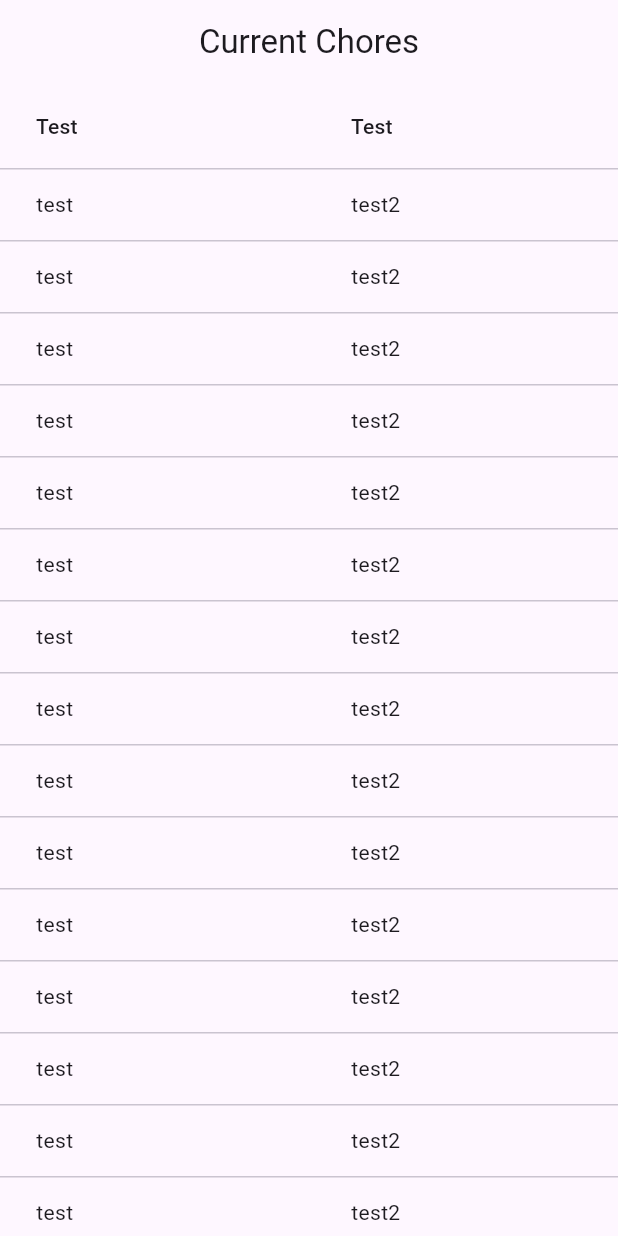
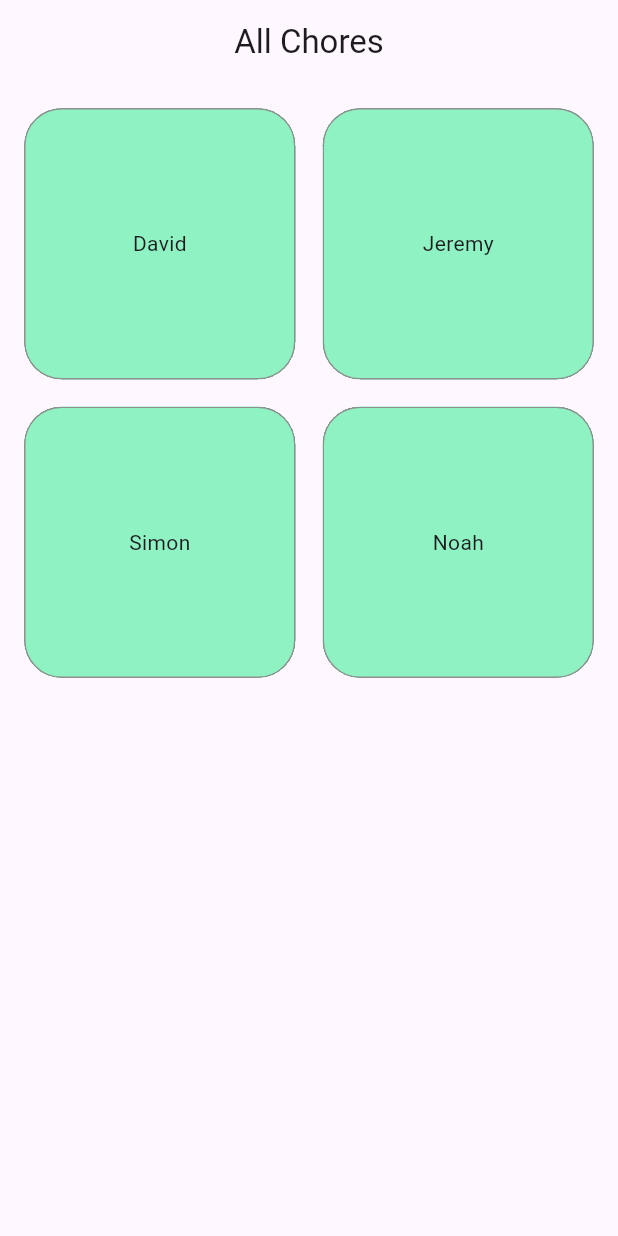
Before and after one commit to jerrydix/chores, a Flutter app: the screen it shows after launch, on a phone screen of 412 x 824 dp. Run offline on Flutter 3.47's test engine with Material 2 defaults, Android fonts, the phone set to English and light mode, and no system bars; drawn by our look-alikes of data_table_2.

Commit message:
added new pages, experimented with cards

```diff
--- /dev/null
+++ b/lib/current_chores.dart
@@ -0,0 +1,72 @@
+import 'package:flutter/material.dart';
+import 'package:data_table_2/data_table_2.dart';
+
+class CurrentPage extends StatefulWidget {
+  const CurrentPage({super.key, required this.title});
+
+  final String title;
+
+  @override
+  State<CurrentPage> createState() => _CurrentPageState();
+}
+
+class _CurrentPageState extends State<CurrentPage> {
+  int _counter = 0;
+
+  void _incrementCounter() {
+    setState(() {
+      _counter++;
+    });
+  }
+
+  Color buttonColor = Colors.greenAccent.withOpacity(0.75);
+
+  Card _createCard(String name) {
+    return Card(
+      elevation: 0,
+      clipBehavior: Clip.hardEdge,
+      shape: const RoundedRectangleBorder(
+        side: BorderSide(
+          color: Color.fromARGB(255, 143, 143, 143),
+        ),
+        borderRadius: BorderRadius.all(Radius.circular(25)),
+      ),
+      color: buttonColor,
+      child: InkWell(
+        splashColor: Colors.grey.withAlpha(30),
+        onTap: () {
+          debugPrint('Card tapped.');
+        },
+        child: SizedBox(
+          width: 150,
+          height: 300,
+          child: Center(child: Text(name)),
+        ),
+      ),
+    );
+  }
+
+  @override
+  Widget build(BuildContext context) {
+    return Scaffold(
+        appBar: AppBar(
+          title: Text(widget.title),
+          centerTitle: true,
+        ),
+        body: Center(
+          child: GridView.count(
+            primary: false,
+            padding: const EdgeInsets.all(12),
+            crossAxisSpacing: 10,
+            mainAxisSpacing: 10,
+            crossAxisCount: 2,
+            children: <Widget>[
+              _createCard('David'),
+              _createCard('Jeremy'),
+              _createCard('Simon'),
+              _createCard('Noah')
+            ],
+          ),
+        ));
+  }
+}
--- a/lib/main.dart
+++ b/lib/main.dart
@@ -1,6 +1,7 @@
 import 'package:flutter/material.dart';
 import 'package:data_table_2/data_table_2.dart';
 import 'login.dart';
+import 'current_chores.dart';
 
 void main() {
   runApp(const MyApp());
@@ -17,7 +18,7 @@ class MyApp extends StatelessWidget {
         primarySwatch: Colors.blue,
         useMaterial3: true,
       ),
-      home: const HomePage(title: 'Current Chores'),
+      home: const CurrentPage(title: 'All Chores'),
     );
   }
 }
@@ -42,19 +43,24 @@ class _HomePageState extends State<HomePage> {
 
   List<DataColumn2> _generateColumns() {
     List<DataColumn2> columns = [];
-    for (int i = 0; i < 2; i++) {
-      columns.add(const DataColumn2(label: Text('Test')));
-    }
+    columns.add(const DataColumn2(label: Text('David')));
+    columns.add(const DataColumn2(label: Text('Jeremy')));
+    columns.add(const DataColumn2(label: Text('Simon')));
+    columns.add(const DataColumn2(label: Text('Noah')));
     return columns;
   }
 
   List<DataRow2> _generateRows() {
-    List<DataRow2> columns = [];
-    for (int i = 0; i < 100; i++) {
-      columns.add(const DataRow2(
-          cells: [DataCell(Text('test')), DataCell(Text('test2'))]));
+    List<DataRow2> rows = [];
+    for (int i = 0; i < 50; i++) {
+      rows.add(const DataRow2(cells: [
+        DataCell(Text('Müllmeister')),
+        DataCell(Text('Küchenchef')),
+        DataCell(Text('Bademeister')),
+        DataCell(Text('Saubstauger'))
+      ]));
     }
-    return columns;
+    return rows;
   }
 
   @override
```
Also changed, not shown: lib/settings.dart (added).
